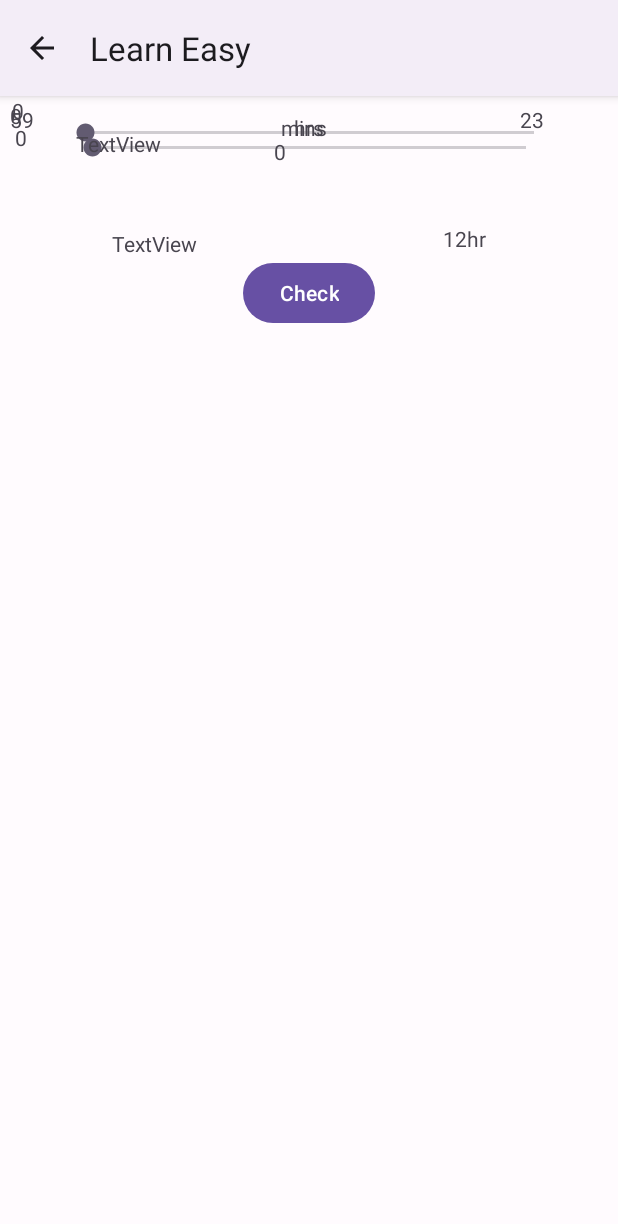
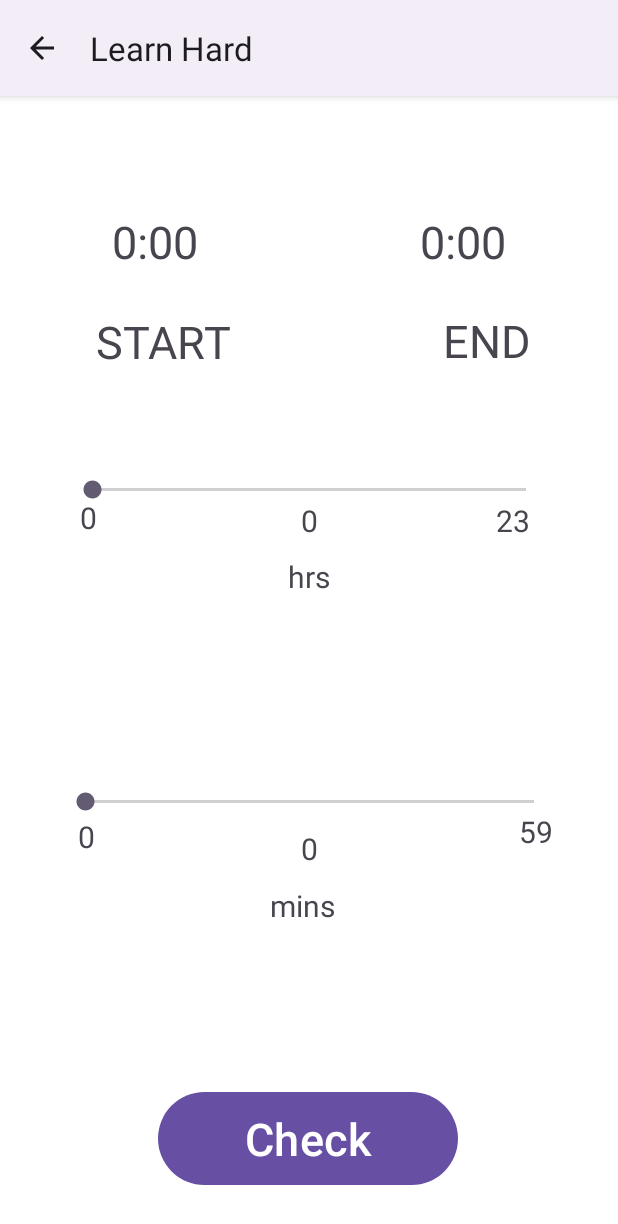
Before and after one commit to Scesar1/Time-Difference-App, an Android app: the LearnHardActivity screen opened directly, with no data from a screen before it, on a phone screen of 412 x 824 dp. Shown: the top 1224 px of the screen. Run offline under Robolectric (Android 15) with nearby library versions, the phone set to English and light mode, and no system bars.

Commit message:
Completed LearnHardActivity

```diff
--- a/app/src/main/AndroidManifest.xml
+++ b/app/src/main/AndroidManifest.xml
@@ -17,7 +17,7 @@
         <activity
             android:name=".LearnHardActivity"
             android:exported="false"
-            android:label="Learn Easy"
+            android:label="Learn Hard"
             android:parentActivityName=".MainActivity" />
         <activity
             android:name=".CalculateActivity"
--- a/app/src/main/java/com/example/timedifference/LearnEasyActivity.java
+++ b/app/src/main/java/com/example/timedifference/LearnEasyActivity.java
@@ -35,6 +35,9 @@ public class LearnEasyActivity extends AppCompatActivity{
         retryButton.setVisibility(View.INVISIBLE);
         nextButton = findViewById(R.id.nextButton);
         nextButton.setVisibility(View.INVISIBLE);
+
+        checkButton = findViewById(R.id.checkButton);
+        checkButton.setEnabled(false);
 
 
         Context context = getApplicationContext();
@@ -86,6 +89,7 @@ public class LearnEasyActivity extends AppCompatActivity{
                 medGlass.setBackgroundColor(Color.TRANSPARENT);
                 largeGlass.setBackgroundColor(Color.TRANSPARENT);
                 selectedGlass= 1;
+                checkButton.setEnabled(true);
             }
         });
 
@@ -95,8 +99,8 @@ public class LearnEasyActivity extends AppCompatActivity{
                 medGlass.setBackground(AppCompatResources.getDrawable(LearnEasyActivity.this, R.drawable.hourglass_select));
                 smallGlass.setBackgroundColor(Color.TRANSPARENT);
                 largeGlass.setBackgroundColor(Color.TRANSPARENT);
-
                 selectedGlass = 2;
+                checkButton.setEnabled(true);
             }
         });
 
@@ -106,12 +110,13 @@ public class LearnEasyActivity extends AppCompatActivity{
                 medGlass.setBackgroundColor(Color.TRANSPARENT);
                 smallGlass.setBackgroundColor(Color.TRANSPARENT);
                 selectedGlass = 3;
+                checkButton.setEnabled(true);
             }
         });
 
 
 
-        checkButton = findViewById(R.id.checkButton);
+
 
         checkButton.setOnClickListener(new View.OnClickListener() {
             @Override
--- a/app/src/main/java/com/example/timedifference/LearnHardActivity.java
+++ b/app/src/main/java/com/example/timedifference/LearnHardActivity.java
@@ -1,6 +1,9 @@
 package com.example.timedifference;
 import java.util.Random;
 
+import android.content.Context;
+import android.content.SharedPreferences;
+import android.preference.PreferenceManager;
 import android.widget.SeekBar;
 import android.widget.TextView;
 import android.media.Image;
@@ -16,36 +19,53 @@ import androidx.appcompat.app.AppCompatActivity;
 import java.util.Random;
 
 public class LearnHardActivity extends AppCompatActivity {
+    private SharedPreferences myPrefs;
+    private TextView hourView, minView;
+    private Integer state;
 
     @Override
     protected void onCreate(Bundle savedInstanceState) {
         super.onCreate(savedInstanceState);
         setContentView(R.layout.activity_learn_hard);
 
-        /*
-        Random random = new Random();
-        Time startTime = new Time(random.nextInt(23), random.nextInt(59));
-        Time endTime = new Time(random.nextInt(23), random.nextInt(59));
-        */
+        Context context = getApplicationContext();
+        myPrefs = PreferenceManager.getDefaultSharedPreferences(context);
+        int startTimeHour = myPrefs.getInt("startTimeHour", 0);
+        int startTimeMinute = myPrefs.getInt("startTimeMinute", 0);
+
+        int endTimeHour = myPrefs.getInt("endTimeHour", 0);
+        int endTimeMinute = myPrefs.getInt("endTimeMinute", 0);
+
+        state = myPrefs.getInt("toggleState", 0);
+        Time startTime = new Time(startTimeHour, startTimeMinute);
+        Time endTime = new Time(endTimeHour, endTimeMinute);
 
 
 
         TextView startTimeView = findViewById(R.id.textView9);
+        TextView endTimeView = findViewById(R.id.textView10);
+        if (state == 0) {
+            startTimeView.setText(startTime.toString());
+            endTimeView.setText(endTime.toString());
+        } else {
+            String startTimeString = String.format("%2d:%02d", startTime.getHour(), startTime.getMin());
+            String endTimeString = String.format("%2d:%02d", endTime.getHour(), endTime.getMin());
+            startTimeView.setText(startTimeString);
+            endTimeView.setText(endTimeString);
+        }
 
-        startTimeView.setText(startTime.toString());
-        TextView endTimeView = findViewById(R.id.textView10);
-        endTimeView.setText(endTime.toString());
 
         SeekBar hourBar = findViewById(R.id.seekBar1);
         SeekBar minBar = findViewById(R.id.seekBar2);
-        TextView hourView = findViewById(R.id.textView13);
-        TextView minView = findViewById(R.id.textView14);
+        hourView = findViewById(R.id.textView13);
+        minView = findViewById(R.id.textView14);
 
         hourBar.setOnSeekBarChangeListener(new SeekBar.OnSeekBarChangeListener() {
-            int pval = 0;
+            Integer pval = 0;
             @Override
             public void onProgressChanged(SeekBar seekBar, int progress, boolean fromUser) {
                 pval = progress;
+                hourView.setText(pval.toString());
             }
             @Override
             public void onStartTrackingTouch(SeekBar seekBar) {
@@ -53,23 +73,24 @@ public class LearnHardActivity extends AppCompatActivity {
             }
             @Override
             public void onStopTrackingTouch(SeekBar seekBar) {
-                hourView.setText(pval);
+
             }
         });
 
         minBar.setOnSeekBarChangeListener(new SeekBar.OnSeekBarChangeListener() {
-            int pval = 0;
+            Integer pval = 0;
             @Override
             public void onProgressChanged(SeekBar seekBar, int progress, boolean fromUser) {
                 pval = progress;
+                minView.setText(pval.toString());
             }
             @Override
             public void onStartTrackingTouch(SeekBar seekBar) {
-                //write custom code to on start progress
+
             }
             @Override
             public void onStopTrackingTouch(SeekBar seekBar) {
-                minView.setText(pval);
+
             }
         });
 
--- a/app/src/main/res/layout/activity_learn_easy.xml
+++ b/app/src/main/res/layout/activity_learn_easy.xml
@@ -70,27 +70,26 @@
         android:id="@+id/textView3"
         android:layout_width="wrap_content"
         android:layout_height="wrap_content"
+        android:layout_above="@id/smallHourGlass"
+        android:layout_marginStart="35dp"
         android:layout_marginTop="20dp"
+        android:layout_marginBottom="70dp"
         android:gravity="center"
         android:text="@string/start"
-        android:textSize="30sp"
-        android:layout_above="@id/smallHourGlass"
-        android:layout_marginBottom="70dp"
-        android:layout_marginStart="35dp"/>
+        android:textSize="30sp" />
 
     <TextView
         android:id="@+id/textView4"
         android:layout_width="wrap_content"
         android:layout_height="wrap_content"
+        android:layout_above="@id/smallHourGlass"
+        android:layout_marginStart="150dp"
         android:layout_marginTop="20dp"
-        android:textSize="30sp"
+        android:layout_marginBottom="70dp"
+        android:layout_toEndOf="@+id/textView3"
         android:gravity="center"
         android:text="@string/end"
-        android:layout_toEndOf="@+id/textView3"
-        android:layout_above="@id/smallHourGlass"
-        android:layout_marginBottom="70dp"
-        android:layout_marginStart="150dp"
-        />
+        android:textSize="30sp" />
 
     <Button
         android:id="@+id/checkButton"
@@ -117,8 +116,8 @@
         android:layout_width="150dp"
         android:layout_height="70dp"
         android:layout_below="@id/smallHourGlass"
-        android:layout_marginStart="240dp"
-        android:layout_marginTop="60dp"
+        android:layout_marginStart="220dp"
+        android:layout_marginTop="61dp"
         android:text="@string/next"
         android:textSize="30sp" />
 
@@ -151,34 +150,34 @@
 
     <ImageView
         android:id="@+id/smallCorrectImage"
-        android:layout_width="85dp"
-        android:layout_height="94dp"
+        android:layout_width="96dp"
+        android:layout_height="95dp"
         android:visibility="invisible"
         android:layout_alignParentStart="true"
         android:layout_centerVertical="true"
-        android:layout_marginStart="32dp"
+        android:layout_marginStart="28dp"
         android:background="@android:color/transparent"
         app:srcCompat="@mipmap/checkmark_foreground" />
 
     <ImageView
         android:id="@+id/mediumCorrectImage"
-        android:layout_width="85dp"
-        android:layout_height="94dp"
+        android:layout_width="96dp"
+        android:layout_height="95dp"
         android:layout_alignParentStart="true"
         android:layout_centerInParent="true"
-        android:layout_marginStart="156dp"
+        android:layout_marginStart="150dp"
         android:background="@android:color/transparent"
         android:visibility="invisible"
         app:srcCompat="@mipmap/checkmark_foreground" />
 
     <ImageView
         android:id="@+id/largeCorrectImage"
-        android:layout_width="85dp"
-        android:layout_height="94dp"
+        android:layout_width="96dp"
+        android:layout_height="95dp"
         android:visibility="invisible"
         android:layout_alignParentStart="true"
         android:layout_centerInParent="true"
-        android:layout_marginStart="278dp"
+        android:layout_marginStart="272dp"
         android:background="@android:color/transparent"
         app:srcCompat="@mipmap/checkmark_foreground" />
 
--- a/app/src/main/res/layout/activity_learn_hard.xml
+++ b/app/src/main/res/layout/activity_learn_hard.xml
@@ -3,7 +3,37 @@
     xmlns:app="http://schemas.android.com/apk/res-auto"
     xmlns:tools="http://schemas.android.com/tools"
     android:layout_width="match_parent"
-    android:layout_height="match_parent">
+    android:layout_height="match_parent"
+    android:background="?attr/colorOnPrimary">
+
+    <TextView
+        android:id="@+id/textView17"
+        android:layout_width="wrap_content"
+        android:layout_height="wrap_content"
+        android:layout_marginTop="12dp"
+        android:gravity="center"
+        android:text="@string/end"
+        android:textSize="30sp"
+        app:layout_constraintBottom_toBottomOf="parent"
+        app:layout_constraintEnd_toEndOf="parent"
+        app:layout_constraintHorizontal_bias="0.835"
+        app:layout_constraintStart_toStartOf="parent"
+        app:layout_constraintTop_toTopOf="parent"
+        app:layout_constraintVertical_bias="0.185" />
+
+    <TextView
+        android:id="@+id/textView16"
+        android:layout_width="wrap_content"
+        android:layout_height="wrap_content"
+        android:gravity="center"
+        android:text="@string/start"
+        android:textSize="30sp"
+        app:layout_constraintBottom_toBottomOf="parent"
+        app:layout_constraintEnd_toEndOf="parent"
+        app:layout_constraintHorizontal_bias="0.199"
+        app:layout_constraintStart_toStartOf="parent"
+        app:layout_constraintTop_toTopOf="parent"
+        app:layout_constraintVertical_bias="0.199" />
 
     <TextView
         android:id="@+id/textView12"
@@ -11,38 +41,56 @@
         android:layout_height="31dp"
         android:gravity="center"
         android:text="59"
-        tools:layout_editor_absoluteX="351dp"
-        tools:layout_editor_absoluteY="467dp" />
+        android:textSize="20sp"
+        app:layout_constraintBottom_toBottomOf="parent"
+        app:layout_constraintEnd_toEndOf="parent"
+        app:layout_constraintHorizontal_bias="0.895"
+        app:layout_constraintStart_toStartOf="parent"
+        app:layout_constraintTop_toTopOf="parent"
+        app:layout_constraintVertical_bias="0.651" />
 
     <TextView
         android:id="@+id/textView11"
         android:layout_width="24dp"
-        android:layout_height="20dp"
+        android:layout_height="31dp"
         android:gravity="center"
         android:text="0"
-        tools:layout_editor_absoluteX="37dp"
-        tools:layout_editor_absoluteY="478dp" />
+        android:textSize="20sp"
+        app:layout_constraintBottom_toBottomOf="parent"
+        app:layout_constraintEnd_toEndOf="parent"
+        app:layout_constraintHorizontal_bias="0.116"
+        app:layout_constraintStart_toStartOf="parent"
+        app:layout_constraintTop_toTopOf="parent"
+        app:layout_constraintVertical_bias="0.656" />
 
     <TextView
         android:id="@+id/textView8"
         android:layout_width="50dp"
         android:layout_height="31dp"
-        android:layout_marginEnd="32dp"
+        android:layout_marginEnd="40dp"
         android:gravity="center"
         android:text="23"
+        android:textSize="20sp"
+        app:layout_constraintBottom_toBottomOf="parent"
         app:layout_constraintEnd_toEndOf="parent"
-        tools:layout_editor_absoluteY="293dp" />
+        app:layout_constraintHorizontal_bias="0.934"
+        app:layout_constraintStart_toEndOf="@+id/textView5"
+        app:layout_constraintTop_toTopOf="parent"
+        app:layout_constraintVertical_bias="0.367" />
 
     <TextView
         android:id="@+id/textView9"
         android:layout_width="141dp"
         android:layout_height="86dp"
-        android:layout_marginStart="32dp"
-        android:layout_marginTop="55dp"
+        android:textSize="30sp"
         android:gravity="center"
         android:text="TextView"
+        app:layout_constraintBottom_toBottomOf="parent"
+        app:layout_constraintEnd_toEndOf="parent"
+        app:layout_constraintHorizontal_bias="0.107"
         app:layout_constraintStart_toStartOf="parent"
         app:layout_constraintTop_toTopOf="parent"
+        app:layout_constraintVertical_bias="0.08"
         tools:text="@string/standardtime" />
 
     <TextView
@@ -50,23 +98,27 @@
         android:layout_width="141dp"
         android:layout_height="86dp"
         android:layout_marginStart="64dp"
-        android:layout_marginTop="52dp"
-        android:layout_marginEnd="32dp"
+        android:textSize="30sp"
         android:gravity="center"
         android:text="@string/standardtime"
+        app:layout_constraintBottom_toBottomOf="parent"
         app:layout_constraintEnd_toEndOf="parent"
-        app:layout_constraintHorizontal_bias="1.0"
+        app:layout_constraintHorizontal_bias="0.0"
         app:layout_constraintStart_toEndOf="@+id/textView9"
-        app:layout_constraintTop_toTopOf="parent" />
+        app:layout_constraintTop_toTopOf="parent"
+        app:layout_constraintVertical_bias="0.08" />
 
     <SeekBar
         android:id="@+id/seekBar1"
         android:layout_width="321dp"
         android:layout_height="69dp"
+
         android:max="23"
+        app:layout_constraintBottom_toBottomOf="parent"
         app:layout_constraintEnd_toEndOf="parent"
         app:layout_constraintStart_toStartOf="parent"
-        tools:layout_editor_absoluteY="213dp" />
+        app:layout_constraintTop_toTopOf="parent"
+        app:layout_constraintVertical_bias="0.33" />
 
     <TextView
         android:id="@+id/textView5"
@@ -76,18 +128,23 @@
         android:layout_marginEnd="30dp"
         android:gravity="center"
         android:text="hrs"
+        android:textSize="20sp"
+        app:layout_constraintBottom_toBottomOf="parent"
         app:layout_constraintEnd_toEndOf="parent"
         app:layout_constraintStart_toStartOf="parent"
-        tools:layout_editor_absoluteY="333dp" />
+        app:layout_constraintTop_toTopOf="parent"
+        app:layout_constraintVertical_bias="0.417" />
 
     <SeekBar
         android:id="@+id/seekBar2"
         android:layout_width="331dp"
         android:layout_height="50dp"
         android:max="59"
+        app:layout_constraintBottom_toBottomOf="parent"
         app:layout_constraintEnd_toEndOf="parent"
         app:layout_constraintStart_toStartOf="parent"
-        tools:layout_editor_absoluteY="417dp" />
+        app:layout_constraintTop_toTopOf="parent"
+        app:layout_constraintVertical_bias="0.628" />
 
     <TextView
         android:id="@+id/textView6"
@@ -97,10 +154,13 @@
         android:layout_marginEnd="30dp"
         android:gravity="center"
         android:text="mins"
+        android:textSize="20sp"
+        app:layout_constraintBottom_toBottomOf="parent"
         app:layout_constraintEnd_toEndOf="parent"
-        app:layout_constraintHorizontal_bias="0.488"
+        app:layout_constraintHorizontal_bias="0.484"
         app:layout_constraintStart_toStartOf="parent"
-        tools:layout_editor_absoluteY="508dp" />
+        app:layout_constraintTop_toTopOf="parent"
+        app:layout_constraintVertical_bias="0.722" />
 
     <TextView
         android:id="@+id/textView7"
@@ -108,56 +168,72 @@
         android:layout_height="26dp"
         android:gravity="center"
         android:text="0"
-        tools:layout_editor_absoluteX="40dp"
-        tools:layout_editor_absoluteY="293dp" />
+        android:textSize="20sp"
+        app:layout_constraintBottom_toBottomOf="parent"
+        app:layout_constraintEnd_toEndOf="parent"
+        app:layout_constraintHorizontal_bias="0.123"
+        app:layout_constraintStart_toStartOf="parent"
+        app:layout_constraintTop_toTopOf="parent"
+        app:layout_constraintVertical_bias="0.364" />
 
     <Button
         android:id="@+id/button"
-        android:layout_width="wrap_content"
-        android:layout_height="wrap_content"
+        android:layout_width="200dp"
+        android:layout_height="70dp"
         android:layout_marginTop="65dp"
         android:text="Check"
+        android:textSize="30sp"
+        app:layout_constraintBottom_toBottomOf="parent"
         app:layout_constraintEnd_toEndOf="parent"
+        app:layout_constraintHorizontal_bias="0.498"
         app:layout_constraintStart_toStartOf="parent"
-        app:layout_constraintTop_toBottomOf="@+id/textView6" />
+        app:layout_constraintTop_toBottomOf="@+id/textView6"
+        app:layout_constraintVertical_bias="0.532" />
 
     <TextView
         android:id="@+id/textView13"
         android:layout_width="81dp"
-        android:layout_height="18dp"
+        android:layout_height="31dp"
         android:layout_marginStart="105dp"
-        android:layout_marginTop="18dp"
         android:layout_marginEnd="83dp"
-        android:layout_marginBottom="15dp"
         android:gravity="center"
         android:text="0"
-        app:layout_constraintBottom_toTopOf="@+id/textView5"
+        android:textSize="20sp"
+        app:layout_constraintBottom_toBottomOf="parent"
         app:layout_constraintEnd_toStartOf="@+id/textView8"
+        app:layout_constraintHorizontal_bias="0.428"
         app:layout_constraintStart_toEndOf="@+id/textView7"
-        app:layout_constraintTop_toBottomOf="@+id/seekBar1" />
+        app:layout_constraintTop_toTopOf="parent"
+        app:layout_constraintVertical_bias="0.367" />
 
     <TextView
         android:id="@+id/textView14"
         android:layout_width="83dp"
-        android:layout_height="22dp"
+        android:layout_height="31dp"
         android:layout_marginStart="105dp"
-        android:layout_marginTop="12dp"
         android:layout_marginEnd="102dp"
-        android:layout_marginBottom="7dp"
+        android:layout_marginBottom="13dp"
         android:gravity="center"
         android:text="0"
-        app:layout_constraintBottom_toTopOf="@+id/textView6"
+        android:textSize="20sp"
+        app:layout_constraintBottom_toBottomOf="parent"
         app:layout_constraintEnd_toStartOf="@+id/textView12"
+        app:layout_constraintHorizontal_bias="0.588"
         app:layout_constraintStart_toEndOf="@+id/textView11"
-        app:layout_constraintTop_toBottomOf="@+id/seekBar2" />
+        app:layout_constraintTop_toTopOf="parent"
+        app:layout_constraintVertical_bias="0.679" />
 
     <TextView
         android:id="@+id/textView15"
-        android:layout_width="158dp"
+        android:layout_width="200dp"
         android:layout_height="64dp"
         android:gravity="center"
-        android:text="TextView"
-        tools:layout_editor_absoluteX="115dp"
-        tools:layout_editor_absoluteY="549dp" />
+        android:textSize="30sp"
+        app:layout_constraintBottom_toBottomOf="parent"
+        app:layout_constraintEnd_toEndOf="parent"
+        app:layout_constraintHorizontal_bias="0.498"
+        app:layout_constraintStart_toStartOf="parent"
+        app:layout_constraintTop_toTopOf="parent"
+        app:layout_constraintVertical_bias="0.826" />
 
 </androidx.constraintlayout.widget.ConstraintLayout>
```
Lines whose indentation alone changed are shown as unchanged.
